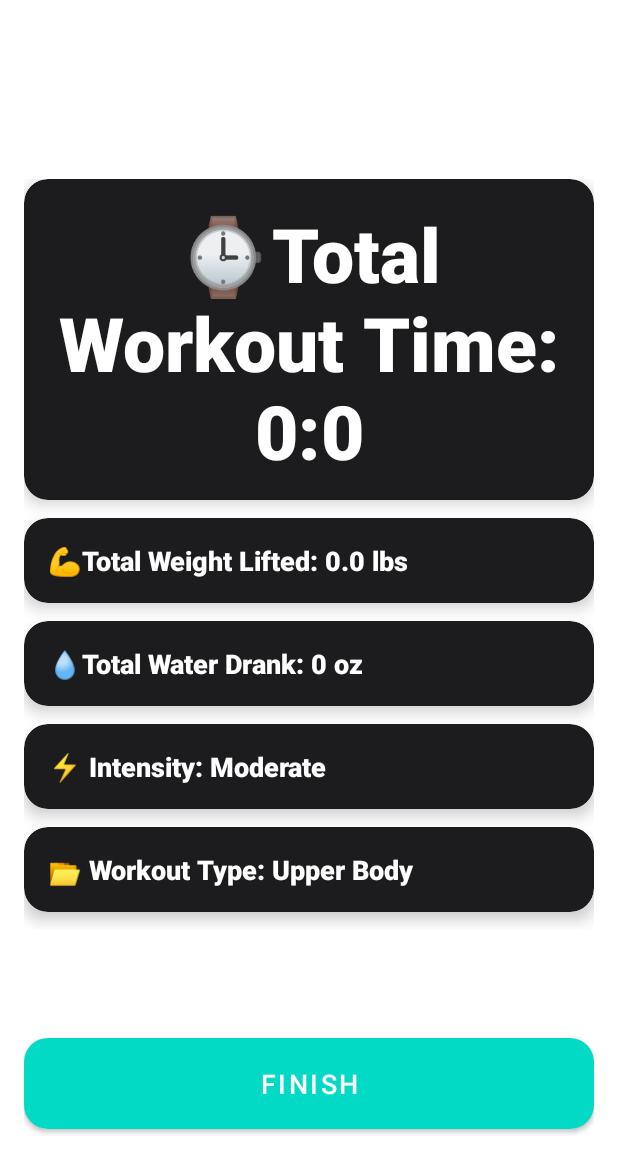
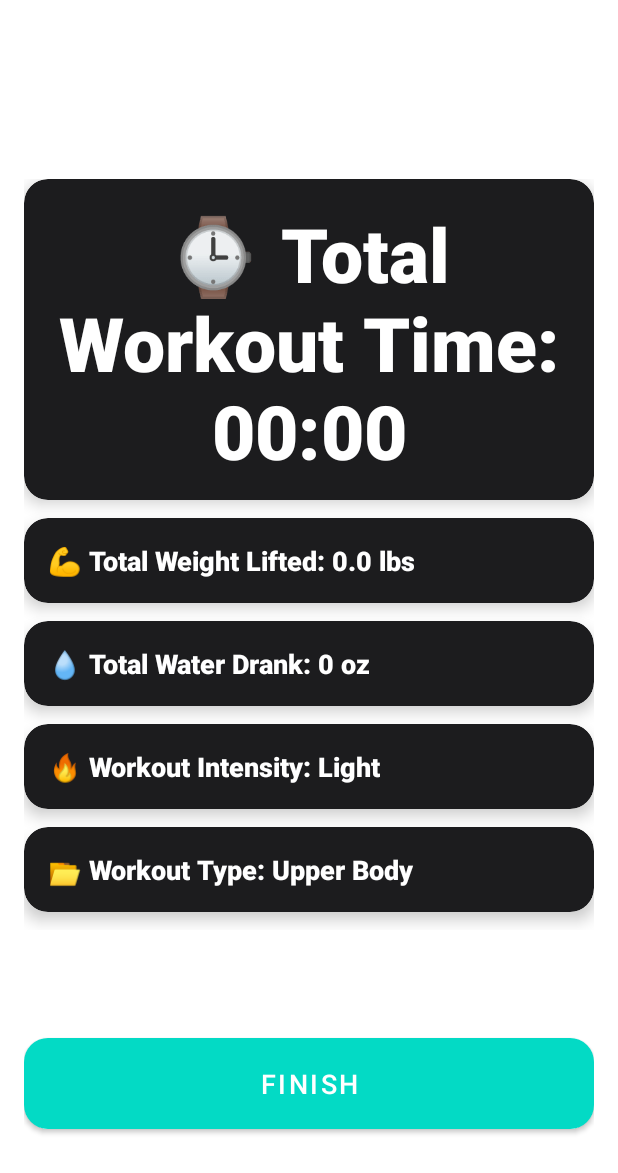
Before and after one commit to Tnelso95/PumpPatrol, an Android app built with Jetpack Compose: the fragment PostWorkoutSummaryFragment shown on its own in the app's theme, on a phone screen of 412 x 824 dp. Shown: the top 1173 px of the screen. Run offline under Robolectric (Android 15) with nearby library versions, the phone set to English and light mode, and no system bars; 1 statement that could not run was skipped.

Commit message:
more updates

```diff
--- a/app/src/main/java/com/example/pumppatrol/ui/workout/PostWorkoutSummaryFragment.kt
+++ b/app/src/main/java/com/example/pumppatrol/ui/workout/PostWorkoutSummaryFragment.kt
@@ -6,8 +6,6 @@ import android.view.View
 import android.view.ViewGroup
 import androidx.fragment.app.Fragment
 import com.example.pumppatrol.databinding.FragmentPostWorkoutSummaryBinding
-import com.example.pumppatrol.ui.workout.ExerciseRecord
-import com.example.pumppatrol.ui.workout.SetRecord
 
 class PostWorkoutSummaryFragment : Fragment() {
 
@@ -16,9 +14,8 @@ class PostWorkoutSummaryFragment : Fragment() {
 
     private var totalTime: Long = 0
     private var totalWater: Int = 0
-    private lateinit var exerciseRecords: ArrayList<ExerciseRecord>
-
     private var totalWeightLifted: Float = 0f
+    private lateinit var workoutType: String
 
     override fun onCreateView(
         inflater: LayoutInflater, container: ViewGroup?,
@@ -30,6 +27,7 @@ class PostWorkoutSummaryFragment : Fragment() {
             totalTime = it.getLong("totalTime")
             totalWater = it.getInt("totalWater")
             totalWeightLifted = it.getFloat("totalWeightLifted", 0f)
+            workoutType = it.getString("workoutType", "Custom")
         }
 
         displayWorkoutSummary()
@@ -39,12 +37,20 @@ class PostWorkoutSummaryFragment : Fragment() {
     private fun displayWorkoutSummary() {
         val minutes = (totalTime / 60000).toInt()
         val seconds = (totalTime % 60000 / 1000).toInt()
-        binding.textWorkoutTime.text = "⌚Total Workout Time: $minutes:$seconds"
-        binding.textWaterDrank.text = "💧Total Water Drank: $totalWater oz"
-        binding.textTotalWeightLifted.text = "💪Total Weight Lifted: ${"%.1f".format(totalWeightLifted)} lbs"
+        val formattedTime = String.format("%02d:%02d", minutes, seconds)
 
+        val intensity = when {
+            totalWeightLifted < 500 -> "Light"
+            totalWeightLifted < 1000 -> "Moderate"
+            else -> "Heavy"
+        }
+
+        binding.textWorkoutType.text = "🏋️‍♂️ Workout Type: $workoutType"
+        binding.textWorkoutTime.text = "⌚ Total Workout Time: $formattedTime"
+        binding.textWaterDrank.text = "💧 Total Water Drank: $totalWater oz"
+        binding.textTotalWeightLifted.text = "💪 Total Weight Lifted: ${"%.1f".format(totalWeightLifted)} lbs"
+        binding.textWorkoutIntensity.text = "🔥 Workout Intensity: $intensity"
     }
-
 
     override fun onDestroyView() {
         super.onDestroyView()
--- a/app/src/main/java/com/example/pumppatrol/ui/workout/PremadeWorkoutFragment.kt
+++ b/app/src/main/java/com/example/pumppatrol/ui/workout/PremadeWorkoutFragment.kt
@@ -177,6 +177,9 @@ class PremadeWorkoutFragment : Fragment() {
                 val bundle = Bundle()
                 val exerciseList = ArrayList(chestWorkouts + tricepsWorkouts)
                 bundle.putStringArrayList("exercise_list", exerciseList)
+                // Add workout type to bundle
+                bundle.putString("workoutType", "Chest and Triceps")
+
 
                 // Start workout on button click
                 binding.btnStartWorkout.setOnClickListener {
--- a/app/src/main/res/layout/fragment_post_workout_summary.xml
+++ b/app/src/main/res/layout/fragment_post_workout_summary.xml
@@ -102,6 +102,7 @@
             android:backgroundTint="#1C1C1E">
 
             <TextView
+                android:id="@+id/textWorkoutIntensity"
                 android:layout_width="match_parent"
                 android:layout_height="wrap_content"
                 android:fontFamily="sans-serif-black"
@@ -121,6 +122,7 @@
             android:backgroundTint="#1C1C1E">
 
             <TextView
+                android:id="@+id/textWorkoutType"
                 android:layout_width="match_parent"
                 android:layout_height="wrap_content"
                 android:fontFamily="sans-serif-black"
```
Also changed, not shown: app/src/main/java/com/example/pumppatrol/ui/workout/WorkoutSessionFragment.kt (+17 -42 lines).
